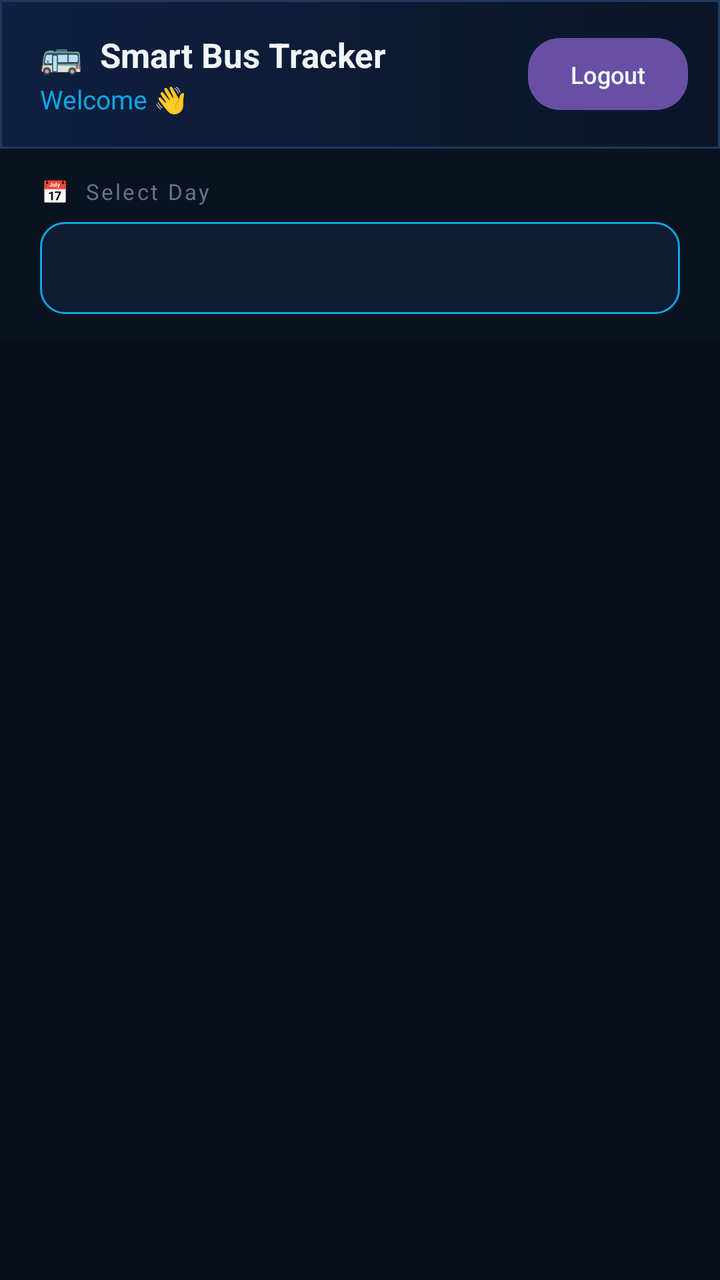
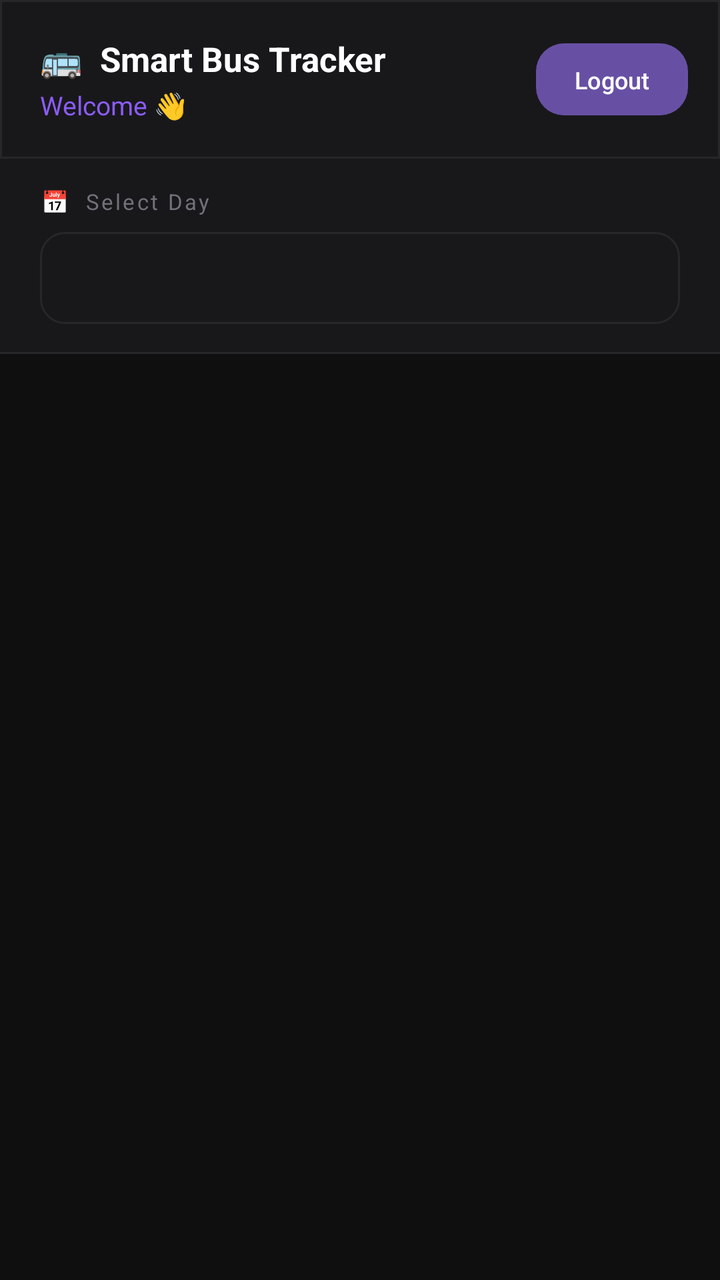

Screens rendered from an Android XML layout before and after an edit, with the pre-edit source and the edit as a unified diff.
<!-- AndroidManifest.xml: application theme Theme.AppCompat.Light.NoActionBar -->
<!-- res/layout/activity_home.xml -->
<?xml version="1.0" encoding="utf-8"?>
<LinearLayout xmlns:android="http://schemas.android.com/apk/res/android"
    android:layout_width="match_parent"
    android:layout_height="match_parent"
    android:orientation="vertical"
    android:background="#080E1C">

    
    <LinearLayout
        android:layout_width="match_parent"
        android:layout_height="wrap_content"
        android:orientation="horizontal"
        android:background="@drawable/header_bg"
        android:paddingStart="20dp"
        android:paddingEnd="16dp"
        android:paddingTop="16dp"
        android:paddingBottom="16dp"
        android:gravity="center_vertical">

        <LinearLayout
            android:layout_width="0dp"
            android:layout_height="wrap_content"
            android:layout_weight="1"
            android:orientation="vertical">

            <TextView
                android:layout_width="wrap_content"
                android:layout_height="wrap_content"
                android:text="🚌  Smart Bus Tracker"
                android:textColor="#F1F5F9"
                android:textSize="17sp"
                android:textStyle="bold"/>

            <TextView
                android:id="@+id/tvWelcome"
                android:layout_width="wrap_content"
                android:layout_height="wrap_content"
                android:text="Welcome 👋"
                android:textColor="#0EA5E9"
                android:textSize="13sp"
                android:layout_marginTop="2dp"/>

        </LinearLayout>

        <Button
            android:id="@+id/btnLogout"
            android:layout_width="80dp"
            android:layout_height="36dp"
            android:text="Logout"
            android:textSize="12sp"
            android:textColor="#F1F5F9"
            android:background="@drawable/btn_danger"
            android:stateListAnimator="@null"
            android:elevation="0dp"
            android:paddingStart="0dp"
            android:paddingEnd="0dp"/>

    </LinearLayout>

    
    <LinearLayout
        android:layout_width="match_parent"
        android:layout_height="wrap_content"
        android:orientation="vertical"
        android:background="#0A1220"
        android:paddingStart="20dp"
        android:paddingEnd="20dp"
        android:paddingTop="14dp"
        android:paddingBottom="14dp">

        <TextView
            android:layout_width="wrap_content"
            android:layout_height="wrap_content"
            android:text="📅  Select Day"
            android:textColor="#64748B"
            android:textSize="11sp"
            android:letterSpacing="0.1"
            android:layout_marginBottom="8dp"/>

        <Spinner
            android:id="@+id/daySpinner"
            android:layout_width="match_parent"
            android:layout_height="46dp"
            android:background="@drawable/spinner_bg"
            android:paddingStart="14dp"
            android:paddingEnd="14dp"
            android:popupBackground="#0D1B33"/>

    </LinearLayout>

    
    <ProgressBar
        android:id="@+id/progressBar"
        android:layout_width="wrap_content"
        android:layout_height="wrap_content"
        android:layout_gravity="center_horizontal"
        android:visibility="gone"
        android:layout_marginTop="32dp"/>

    <TextView
        android:id="@+id/tvEmpty"
        android:layout_width="match_parent"
        android:layout_height="wrap_content"
        android:text="No buses found"
        android:textColor="#334155"
        android:textSize="15sp"
        android:gravity="center"
        android:padding="40dp"
        android:visibility="gone"/>

    
    <androidx.recyclerview.widget.RecyclerView
        android:id="@+id/busRecycler"
        android:layout_width="match_parent"
        android:layout_height="0dp"
        android:layout_weight="1"
        android:paddingTop="12dp"
        android:paddingBottom="12dp"
        android:clipToPadding="false"/>

</LinearLayout>
<!-- resources referenced by this layout -->
<resources>
  <!-- drawable btn_danger (drawable) -->
  <?xml version="1.0" encoding="utf-8"?>
  <shape xmlns:android="http://schemas.android.com/apk/res/android"
      android:shape="rectangle">
      <gradient
          android:startColor="#EF4444"
          android:endColor="#DC2626"
          android:angle="135"/>
      <corners android:radius="16dp"/>
  </shape>
  <!-- drawable header_bg (drawable) -->
  <?xml version="1.0" encoding="utf-8"?>
  <shape xmlns:android="http://schemas.android.com/apk/res/android"
      android:shape="rectangle">
      <gradient
          android:startColor="#0A1628"
          android:endColor="#0F2040"
          android:angle="180"/>
      <stroke android:width="1dp" android:color="#1E3A5F"/>
  </shape>
  <!-- drawable spinner_bg (drawable) -->
  <?xml version="1.0" encoding="utf-8"?>
  <shape xmlns:android="http://schemas.android.com/apk/res/android"
      android:shape="rectangle">
      <solid android:color="#0D1B33"/>
      <corners android:radius="12dp"/>
      <stroke android:width="1dp" android:color="#0EA5E9"/>
  </shape>
  <style name="Theme.AppCompat.Light.NoActionBar" parent="Base.Theme.AppCompat.Light.NoActionBar" />
  <style name="Base.Theme.AppCompat.Light.NoActionBar" parent="Theme.Material3.DayNight.NoActionBar">
          
          
      </style>
</resources>

<!-- the commit's change to res/layout/activity_home.xml (unified diff, before → after) -->
@@ -3,7 +3,7 @@
     android:layout_width="match_parent"
     android:layout_height="match_parent"
     android:orientation="vertical"
-    android:background="#080E1C">
+    android:background="#0F0F0F">
 
     
     <LinearLayout
@@ -13,8 +13,8 @@
         android:background="@drawable/header_bg"
         android:paddingStart="20dp"
         android:paddingEnd="16dp"
-        android:paddingTop="16dp"
-        android:paddingBottom="16dp"
+        android:paddingTop="18dp"
+        android:paddingBottom="18dp"
         android:gravity="center_vertical">
 
         <LinearLayout
@@ -27,7 +27,7 @@
                 android:layout_width="wrap_content"
                 android:layout_height="wrap_content"
                 android:text="🚌  Smart Bus Tracker"
-                android:textColor="#F1F5F9"
+                android:textColor="#FFFFFF"
                 android:textSize="17sp"
                 android:textStyle="bold"/>
 
@@ -36,19 +36,19 @@
                 android:layout_width="wrap_content"
                 android:layout_height="wrap_content"
                 android:text="Welcome 👋"
-                android:textColor="#0EA5E9"
+                android:textColor="#8B5CF6"
                 android:textSize="13sp"
-                android:layout_marginTop="2dp"/>
+                android:layout_marginTop="3dp"/>
 
         </LinearLayout>
 
         <Button
             android:id="@+id/btnLogout"
-            android:layout_width="80dp"
+            android:layout_width="76dp"
             android:layout_height="36dp"
             android:text="Logout"
             android:textSize="12sp"
-            android:textColor="#F1F5F9"
+            android:textColor="#FFFFFF"
             android:background="@drawable/btn_danger"
             android:stateListAnimator="@null"
             android:elevation="0dp"
@@ -62,7 +62,7 @@
         android:layout_width="match_parent"
         android:layout_height="wrap_content"
         android:orientation="vertical"
-        android:background="#0A1220"
+        android:background="#18181B"
         android:paddingStart="20dp"
         android:paddingEnd="20dp"
         android:paddingTop="14dp"
@@ -72,7 +72,7 @@
             android:layout_width="wrap_content"
             android:layout_height="wrap_content"
             android:text="📅  Select Day"
-            android:textColor="#64748B"
+            android:textColor="#71717A"
             android:textSize="11sp"
             android:letterSpacing="0.1"
             android:layout_marginBottom="8dp"/>
@@ -84,9 +84,15 @@
             android:background="@drawable/spinner_bg"
             android:paddingStart="14dp"
             android:paddingEnd="14dp"
-            android:popupBackground="#0D1B33"/>
+            android:popupBackground="#18181B"/>
 
     </LinearLayout>
+
+    
+    <View
+        android:layout_width="match_parent"
+        android:layout_height="1dp"
+        android:background="@drawable/divider_bg"/>
 
     
     <ProgressBar
@@ -95,18 +101,42 @@
         android:layout_height="wrap_content"
         android:layout_gravity="center_horizontal"
         android:visibility="gone"
-        android:layout_marginTop="32dp"/>
+        android:layout_marginTop="40dp"/>
 
-    <TextView
+    
+    <LinearLayout
         android:id="@+id/tvEmpty"
         android:layout_width="match_parent"
         android:layout_height="wrap_content"
-        android:text="No buses found"
-        android:textColor="#334155"
-        android:textSize="15sp"
+        android:orientation="vertical"
         android:gravity="center"
-        android:padding="40dp"
-        android:visibility="gone"/>
+        android:padding="48dp"
+        android:visibility="gone">
+
+        <TextView
+            android:layout_width="wrap_content"
+            android:layout_height="wrap_content"
+            android:text="🚌"
+            android:textSize="48sp"
+            android:layout_marginBottom="16dp"/>
+
+        <TextView
+            android:layout_width="wrap_content"
+            android:layout_height="wrap_content"
+            android:text="No buses today"
+            android:textColor="#A1A1AA"
+            android:textSize="16sp"
+            android:textStyle="bold"/>
+
+        <TextView
+            android:layout_width="wrap_content"
+            android:layout_height="wrap_content"
+            android:text="Try selecting a different day"
+            android:textColor="#71717A"
+            android:textSize="13sp"
+            android:layout_marginTop="6dp"/>
+
+    </LinearLayout>
 
     
     <androidx.recyclerview.widget.RecyclerView
@@ -114,8 +144,8 @@
         android:layout_width="match_parent"
         android:layout_height="0dp"
         android:layout_weight="1"
-        android:paddingTop="12dp"
-        android:paddingBottom="12dp"
+        android:paddingTop="14dp"
+        android:paddingBottom="14dp"
         android:clipToPadding="false"/>
 
 </LinearLayout>
<!-- resource entries referenced after the edit -->
@@ -8,25 +8,28 @@
           android:startColor="#EF4444"
           android:endColor="#DC2626"
           android:angle="135"/>
-      <corners android:radius="16dp"/>
+      <corners android:radius="14dp"/>
+  </shape>
+  <!-- drawable divider_bg (drawable) -->
+  <?xml version="1.0" encoding="utf-8"?>
+  <shape xmlns:android="http://schemas.android.com/apk/res/android"
+      android:shape="rectangle">
+      <solid android:color="#27272A"/>
   </shape>
   <!-- drawable header_bg (drawable) -->
   <?xml version="1.0" encoding="utf-8"?>
   <shape xmlns:android="http://schemas.android.com/apk/res/android"
       android:shape="rectangle">
-      <gradient
-          android:startColor="#0A1628"
-          android:endColor="#0F2040"
-          android:angle="180"/>
-      <stroke android:width="1dp" android:color="#1E3A5F"/>
+      <solid android:color="#18181B"/>
+      <stroke android:width="1dp" android:color="#27272A"/>
   </shape>
   <!-- drawable spinner_bg (drawable) -->
   <?xml version="1.0" encoding="utf-8"?>
   <shape xmlns:android="http://schemas.android.com/apk/res/android"
       android:shape="rectangle">
-      <solid android:color="#0D1B33"/>
+      <solid android:color="#18181B"/>
       <corners android:radius="12dp"/>
-      <stroke android:width="1dp" android:color="#0EA5E9"/>
+      <stroke android:width="1dp" android:color="#27272A"/>
   </shape>
   <style name="Theme.AppCompat.Light.NoActionBar" parent="Base.Theme.AppCompat.Light.NoActionBar" />
   <style name="Base.Theme.AppCompat.Light.NoActionBar" parent="Theme.Material3.DayNight.NoActionBar">
